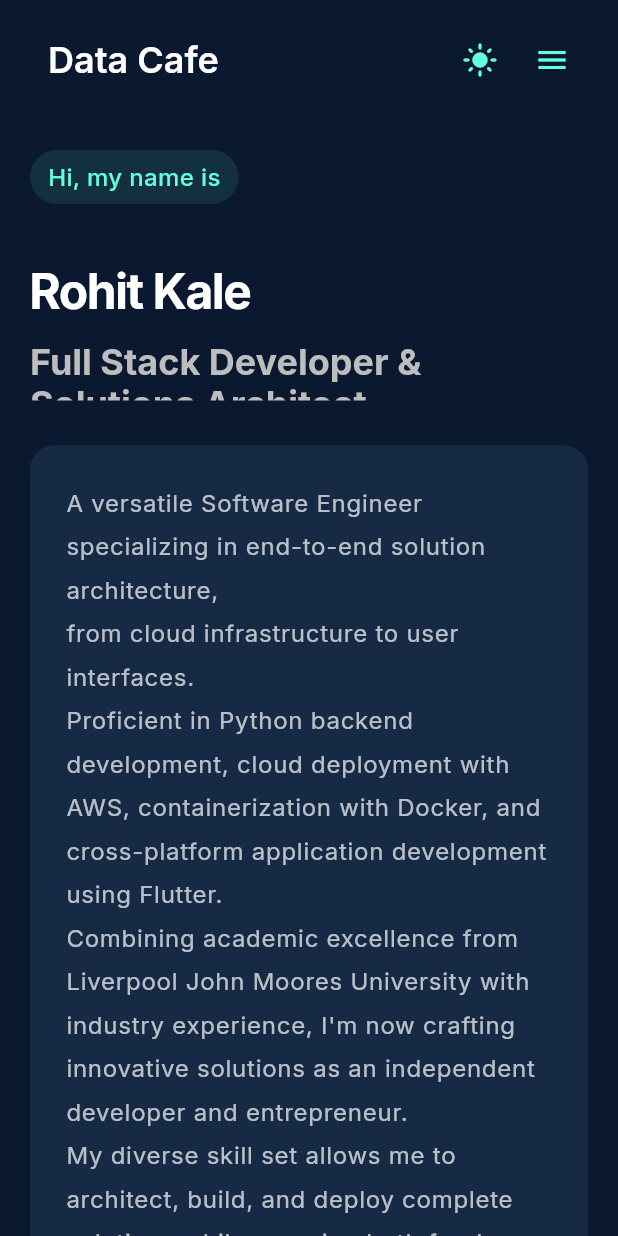
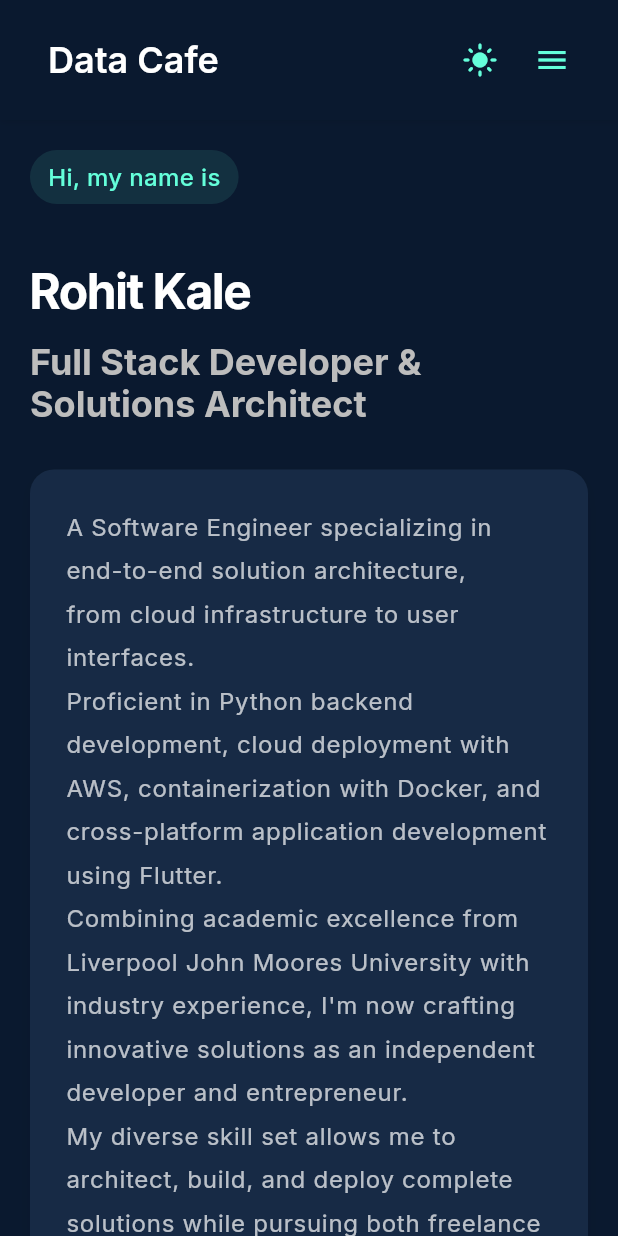
Before and after one commit to rohitk523/Personal-website, a Flutter app: the screen it shows after launch, on a phone screen of 412 x 824 dp. Run offline on Flutter 3.47's test engine with Material 3 defaults, Android fonts, the light colour scheme and no system bars; drawn by our look-alikes of animated_text_kit; our stand-ins replace font_awesome_flutter, google_fonts, shared_preferences.

Commit message:
mobile responsive UI

```diff
--- a/flutter_portfolio/lib/screens/home_screen.dart
+++ b/flutter_portfolio/lib/screens/home_screen.dart
@@ -72,9 +72,8 @@ class HomeScreen extends StatelessWidget {
               ),
         ),
         SizedBox(height: 15),
-        Container(
-          height: isSmallScreen ? 40 : 60,
-          child: AnimatedTextKit(
+        // Removed fixed height container
+        AnimatedTextKit(
           animatedTexts: [
             TypewriterAnimatedText(
               Constants.title,
@@ -89,7 +88,6 @@ class HomeScreen extends StatelessWidget {
           ],
           totalRepeatCount: 1,
           displayFullTextOnTap: true,
-          ),
         ),
         SizedBox(height: 30),
         Container(
--- a/flutter_portfolio/lib/utils/constants.dart
+++ b/flutter_portfolio/lib/utils/constants.dart
@@ -20,7 +20,7 @@ class Constants {
 
   // About Section
   static const String aboutDescription = """
-A versatile Software Engineer specializing in end-to-end solution architecture,
+A Software Engineer specializing in end-to-end solution architecture,
 from cloud infrastructure to user interfaces.
 Proficient in Python backend development, cloud deployment with AWS, containerization with Docker, and cross-platform application development using Flutter.
 Combining academic excellence from Liverpool John Moores University with industry experience, I'm now crafting innovative solutions as an independent developer and entrepreneur.
```
Lines whose indentation alone changed are shown as unchanged.
